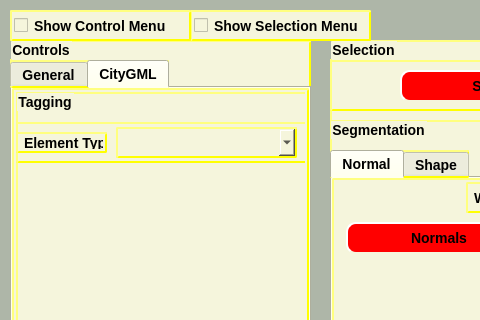
This is forms/mainwindow.ui in pranjal23/osg2citygml as Qt 5 draws it before an edit; both pictures show x 0 to 480 and y 0 to 320 of the 974 by 696 pixel window. The edited form follows.
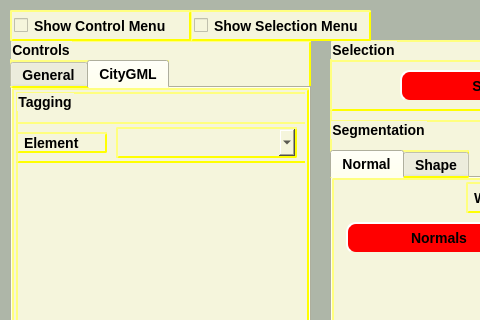
This is the edited form. The open tabs and pages were chosen to show the change. Icons and pictures are not drawn. Custom widgets are drawn as their Qt base class.

Commit message: [Changes] - Added combobox items to tag elements

Diff of the .ui file:
```diff
--- a/forms/mainwindow.ui
+++ b/forms/mainwindow.ui
@@ -1433,7 +1433,7 @@
          </font>
         </property>
         <property name="text">
-         <string>Element Type</string>
+         <string>Element</string>
         </property>
        </widget>
        <widget class="QComboBox" name="appearanceCB">
```
Left out of the diff: 4 changed lines with no effect on the pictures. The commit also changes 3 other files.
